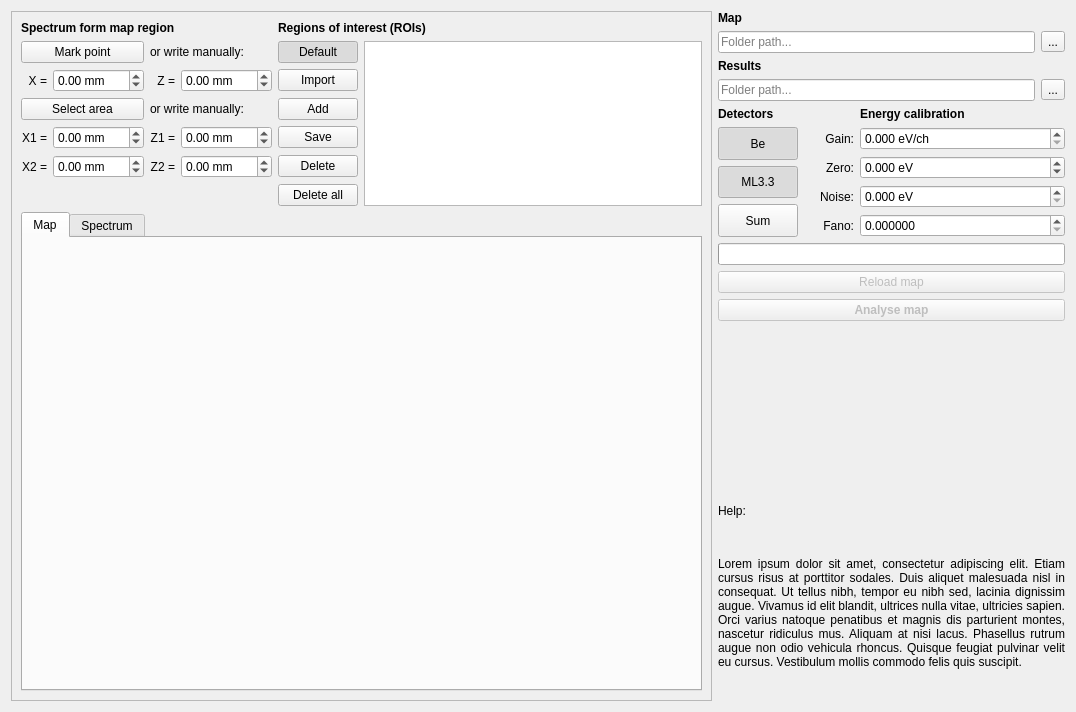
Old version of the form single.ui in the repository pfilipl/PolyX-XRF-Data-Analyser.
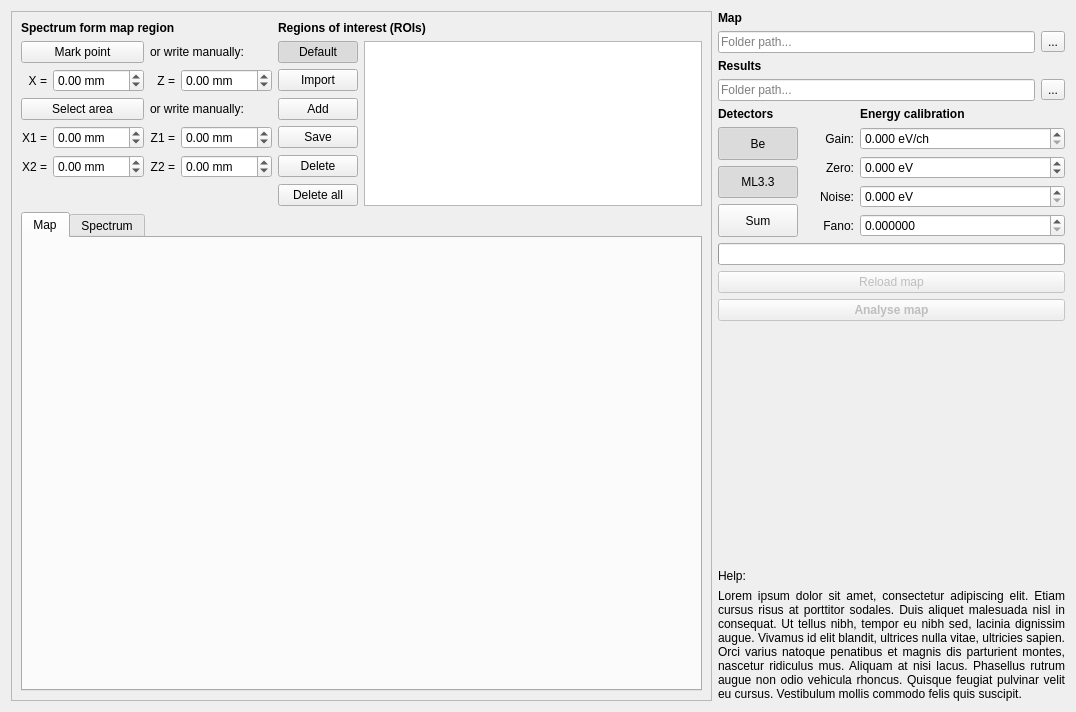
New version of the form.

```diff
--- a/single.ui
+++ b/single.ui
@@ -622,7 +622,7 @@
         <bool>true</bool>
        </property>
        <property name="sizePolicy">
-        <sizepolicy hsizetype="Fixed" vsizetype="Expanding">
+        <sizepolicy hsizetype="Fixed" vsizetype="Minimum">
          <horstretch>0</horstretch>
          <verstretch>0</verstretch>
         </sizepolicy>
```
Left out of the diff: 189 changed lines with no effect on the pictures.
